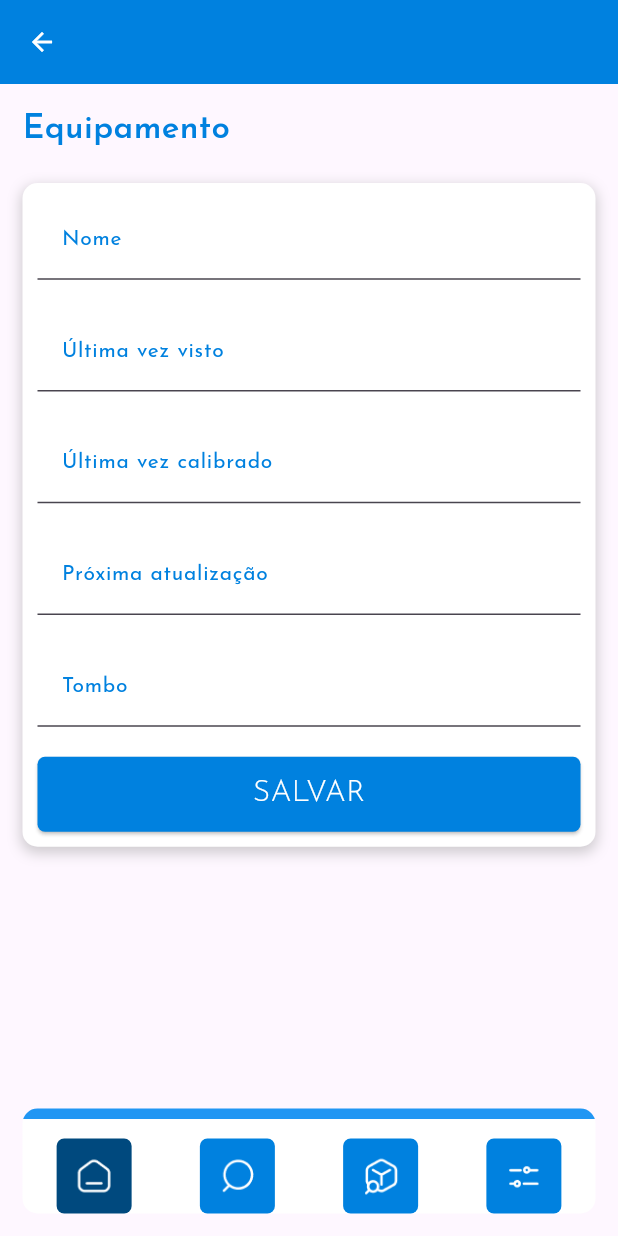
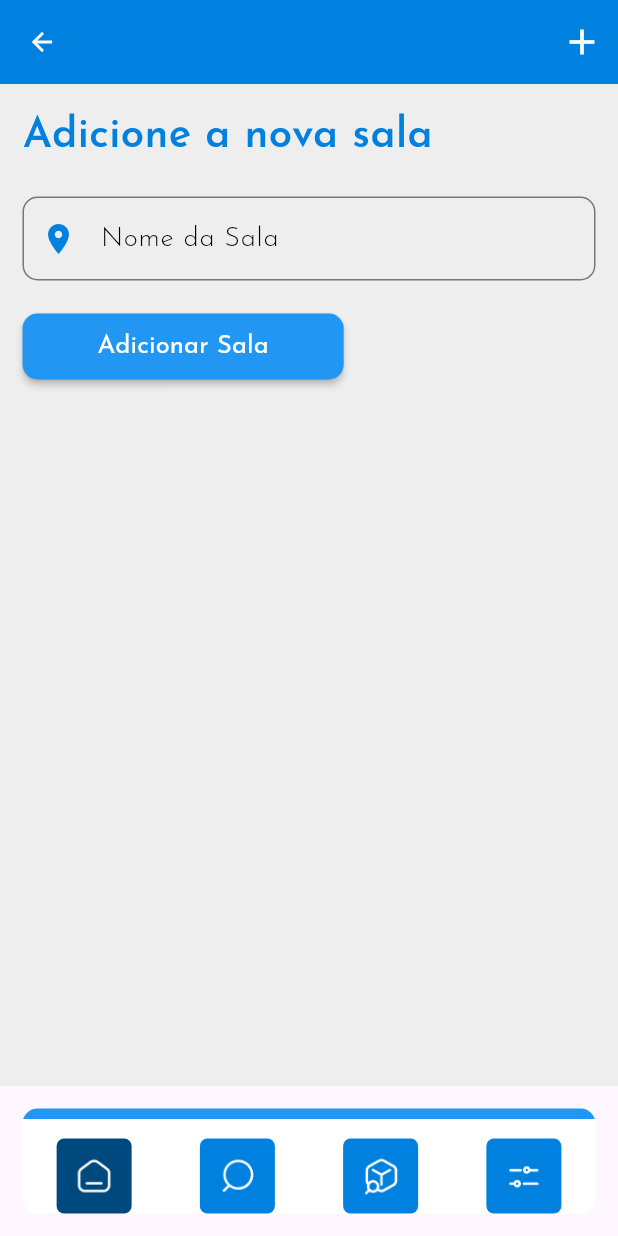
Before and after one commit to PedroPereiraGuimaraes/tcc-hospital-indoor-tracking, a Flutter app: the screen it shows after launch, after a tap on the "add" icon, on a phone screen of 412 x 824 dp. Run offline on Flutter 3.47's test engine with Material 3 defaults, Android fonts, the phone set to English and light mode, and no system bars; our stand-ins replace animated_splash_screen, google_fonts, lottie; network calls fail.

Commit message:
Realizado a integracao dos quartos

```diff
--- a/front/application/lib/views/screens/AdminScreen.dart
+++ b/front/application/lib/views/screens/AdminScreen.dart
@@ -57,6 +57,7 @@ class _AdminScreenState extends State<AdminScreen> {
   Widget build(BuildContext context) {
     return Scaffold(
       appBar: CustomAppBar(
+        isRoom: false,
         isAdmin: false,
         hasBackButton: true,
       ),
--- a/front/application/lib/views/screens/EquipamentInfoScreen.dart
+++ b/front/application/lib/views/screens/EquipamentInfoScreen.dart
@@ -28,6 +28,7 @@ class _EquipamentScreenState extends State<EquipamentScreen> {
   Widget build(BuildContext context) {
     return Scaffold(
       appBar: CustomAppBar(
+        isRoom: false,
         isAdmin: false,
         hasBackButton: true,
       ),
--- a/front/application/lib/views/screens/EquipmentListScreen.dart
+++ b/front/application/lib/views/screens/EquipmentListScreen.dart
@@ -36,7 +36,8 @@ class _EquipmentListScreenState extends State<EquipmentListScreen> {
   Widget build(BuildContext context) {
     return Scaffold(
       appBar: CustomAppBar(
-        isAdmin: false,
+        isRoom: false,
+        isAdmin: true,
         hasBackButton: false,
       ),
       body: Container(
--- a/front/application/lib/views/screens/EquipmentRoomList.dart
+++ b/front/application/lib/views/screens/EquipmentRoomList.dart
@@ -22,6 +22,7 @@ class _EquipmentRoomListState extends State<EquipmentRoomList> {
   Widget build(BuildContext context) {
     return Scaffold(
       appBar: CustomAppBar(
+        isRoom: false,
         isAdmin: false,
         hasBackButton: true,
       ),
--- a/front/application/lib/views/screens/HistoricScreen.dart
+++ b/front/application/lib/views/screens/HistoricScreen.dart
@@ -19,6 +19,7 @@ class _HistoricScreenState extends State<HistoricScreen> {
   Widget build(BuildContext context) {
     return Scaffold(
       appBar: CustomAppBar(
+        isRoom: false,
         isAdmin: false,
         hasBackButton: false,
       ),
--- a/front/application/lib/views/screens/InsertNewEquipament.dart
+++ b/front/application/lib/views/screens/InsertNewEquipament.dart
@@ -24,6 +24,7 @@ class _AddEquipamentListState extends State<AddEquipamentList> {
   Widget build(BuildContext context) {
     return Scaffold(
       appBar: CustomAppBar(
+        isRoom: false,
         isAdmin: false,
         hasBackButton: true,
       ),
--- /dev/null
+++ b/front/application/lib/views/screens/InsertNewRoom.dart
@@ -0,0 +1,158 @@
+import 'package:flutter/material.dart';
+import 'package:front_end/views/screens/EquipmentListScreen.dart';
+import 'package:front_end/views/screens/RoomsScreen.dart';
+import 'package:front_end/views/widgets/Appbar.dart';
+import 'package:front_end/views/widgets/Navbar.dart';
+import 'package:google_fonts/google_fonts.dart';
+import 'package:front_end/database/services/RoomService.dart';
+
+class AddRoomList extends StatefulWidget {
+  const AddRoomList({Key? key}) : super(key: key);
+
+  @override
+  AddRoomListState createState() => AddRoomListState();
+}
+
+class AddRoomListState extends State<AddRoomList> {
+  final TextEditingController _nameController = TextEditingController();
+
+  void _addRoom() {
+    String name = _nameController.text;
+    if (name.isEmpty) {
+      ScaffoldMessenger.of(context).showSnackBar(
+        SnackBar(
+          content: Text('Preencha o campo'),
+          backgroundColor: Colors.red,
+        ),
+      );
+      return;
+    } else {
+      createRoom(name).then((result) {
+        if (result == 'Success') {
+          ScaffoldMessenger.of(context).showSnackBar(
+            SnackBar(
+              content: Text('Sala adicionada com sucesso'),
+              backgroundColor: Colors.green,
+            ),
+          );
+          Navigator.pushReplacement(
+            context,
+            MaterialPageRoute(
+              builder: (context) => RoomsScreen(),
+            ),
+          );
+        } else {
+          ScaffoldMessenger.of(context).showSnackBar(
+            SnackBar(
+              content: Text('Erro ao adicionar sala'),
+              backgroundColor: Colors.red,
+            ),
+          );
+        }
+      });
+    }
+  }
+
+  @override
+  Widget build(BuildContext context) {
+    return Scaffold(
+      appBar: CustomAppBar(
+        isRoom: true,
+        isAdmin: true,
+        hasBackButton: true,
+        // Adiciona um ícone à app bar
+
+      ),
+      body: Container(
+        width: double.infinity,
+        height: double.infinity,
+        padding: EdgeInsets.all(15),
+        color: Colors.grey[200], // Adiciona uma cor de fundo suave
+        child: Column(
+          crossAxisAlignment: CrossAxisAlignment.start,
+          children: [
+            Text(
+              "Adicione a nova sala",
+              style: GoogleFonts.josefinSans(
+                textStyle: TextStyle(
+                  color: Color.fromARGB(255, 0, 129, 223),
+                  fontSize: 28,
+                  fontWeight: FontWeight.w600,
+                ),
+              ),
+            ),
+            SizedBox(height: 20),
+            _buildTextField(_nameController),
+            SizedBox(height: 20),
+            ElevatedButton(
+              onPressed: _addRoom,
+              child: Text(
+                'Adicionar Sala',
+                style: TextStyle(
+                  color: Colors.white,
+                  fontFamily: GoogleFonts.josefinSans().fontFamily,
+                  fontSize: 17,
+                  fontWeight: FontWeight.w400,
+                ),
+              ),
+              style: ElevatedButton.styleFrom(
+                shape: RoundedRectangleBorder(
+                  borderRadius: BorderRadius.circular(10),
+                ), backgroundColor: Colors.blue,
+                elevation: 2,
+                padding: EdgeInsets.symmetric(horizontal: 50, vertical: 10),
+              ),
+            ),
+          ],
+        ),
+      ),
+      bottomNavigationBar: NavBar(currentIndex: 0),
+    );
+  }
+
+  Widget _buildTextField(TextEditingController name) {
+    return TextField(
+      controller: name,
+      decoration: InputDecoration(
+        labelText: "Nome da Sala",
+        labelStyle: TextStyle(
+          color: Colors.black,
+          fontFamily: GoogleFonts.josefinSans().fontFamily,
+          fontSize: 18,
+          fontWeight: FontWeight.w300,
+        ),
+        prefixIcon: Icon(
+          Icons.room,
+          color: Color.fromARGB(255, 0, 129, 223),
+        ),
+        border: OutlineInputBorder(
+          borderRadius: BorderRadius.circular(10),
+        ),
+      ),
+    );
+  }
+
+  Widget CardRoom(String name) {
+    return Card(
+      child: ListTile(
+        title: Text(
+          name,
+          style: TextStyle(
+            color: Colors.black,
+            fontFamily: GoogleFonts.josefinSans().fontFamily,
+            fontSize: 18,
+            fontWeight: FontWeight.w600,
+          ),
+        ),
+        onTap: () {
+          Navigator.push(
+            context,
+            MaterialPageRoute(
+              builder: (context) => EquipmentListScreen(),
+            ),
+          );
+        },
+      ),
+    );
+  }
+}
--- a/front/application/lib/views/screens/ProfileScreen.dart
+++ b/front/application/lib/views/screens/ProfileScreen.dart
@@ -147,6 +147,7 @@ class _ProfileScreenState extends State<ProfileScreen> {
   Widget build(BuildContext context) {
     return Scaffold(
       appBar: CustomAppBar(
+        isRoom: false,
         isAdmin: false,
         hasBackButton: true,
       ),
--- a/front/application/lib/views/screens/RoomsScreen.dart
+++ b/front/application/lib/views/screens/RoomsScreen.dart
@@ -5,6 +5,8 @@ import 'package:front_end/views/screens/EquipmentRoomList.dart';
 import 'package:front_end/views/widgets/Appbar.dart';
 import 'package:front_end/views/widgets/Navbar.dart';
 import 'package:google_fonts/google_fonts.dart';
+import 'package:front_end/database/models/Room.dart';
+import 'package:front_end/database/services/RoomService.dart';
 
 class RoomsScreen extends StatefulWidget {
   const RoomsScreen({Key? key}) : super(key: key);
@@ -15,12 +17,27 @@ class RoomsScreen extends StatefulWidget {
 
 class _RoomsScreenState extends State<RoomsScreen> {
   final TextEditingController _searchController = TextEditingController();
-  List<String> roomNames = List.generate(10, (index) => "Room $index");
+  List<Room> roomsList = [];
+
+  Future<void> getRooms() async {
+    List<dynamic> rooms = await getReadAll();
+    roomsList = rooms.map((e) => Room.fromJson(e)).toList();
+    setState(() {
+      roomsList = roomsList;
+    });
+  }
+
+  @override
+  void initState() {
+    super.initState();
+    getRooms();
+  }
 
   @override
   Widget build(BuildContext context) {
     return Scaffold(
       appBar: CustomAppBar(
+        isRoom: true,
         isAdmin: true,
         hasBackButton: false,
       ),
@@ -52,12 +69,14 @@ class _RoomsScreenState extends State<RoomsScreen> {
             SizedBox(height: 20),
             Expanded(
               child: ListView.builder(
-                itemCount: roomNames.length,
+                itemCount: roomsList.length,
                 itemBuilder: (context, index) {
-                  final roomName = roomNames[index].toLowerCase();
+                  final roomName = roomsList[index].name!.toLowerCase();
+                  final qEquipments = roomsList[index].equipments?.length ??
+                      0; // Usando operador de coalescência nula para fornecer um valor padrão
                   final searchQuery = _searchController.text.toLowerCase();
                   return roomName.contains(searchQuery)
-                      ? CardRoom(roomNames[index], 10)
+                      ? CardRoom(roomName, qEquipments)
                       : SizedBox.shrink();
                 },
               ),
--- a/front/application/lib/views/widgets/Appbar.dart
+++ b/front/application/lib/views/widgets/Appbar.dart
@@ -2,12 +2,14 @@
 
 import 'package:flutter/material.dart';
 import 'package:front_end/views/screens/InsertNewEquipament.dart';
+import 'package:front_end/views/screens/InsertNewRoom.dart';
 
 class CustomAppBar extends StatefulWidget implements PreferredSizeWidget {
   final bool isAdmin;
+  final bool isRoom;
   final bool hasBackButton;
   const CustomAppBar(
-      {Key? key, required this.isAdmin, required this.hasBackButton})
+      {Key? key, required this.isRoom, required this.isAdmin, required this.hasBackButton})
       : super(key: key);
 
   @override
@@ -39,12 +41,21 @@ class _CustomAppBarState extends State<CustomAppBar> {
                 color: Colors.white,
                 iconSize: 28,
                 onPressed: () {
+                  if (widget.isRoom) {
+                    Navigator.push(
+                      context,
+                      MaterialPageRoute(
+                        builder: (context) => AddRoomList(),
+                      ),
+                    );
+                  } else {
                   Navigator.push(
                     context,
                     MaterialPageRoute(
                       builder: (context) => AddEquipamentList(),
                     ),
                   );
+                  }
                 },
               ),
             ]
```
Also changed, not shown: front/application/lib/database/models/Room.dart (added, +65 -0 lines), front/application/lib/database/services/EquipamentService.dart (+17 -6 lines), front/application/lib/database/services/RoomService.dart (+69 -0 lines), front/application/lib/views/screens/SettingsScreen.dart (+23 -0 lines), 1 other file.
